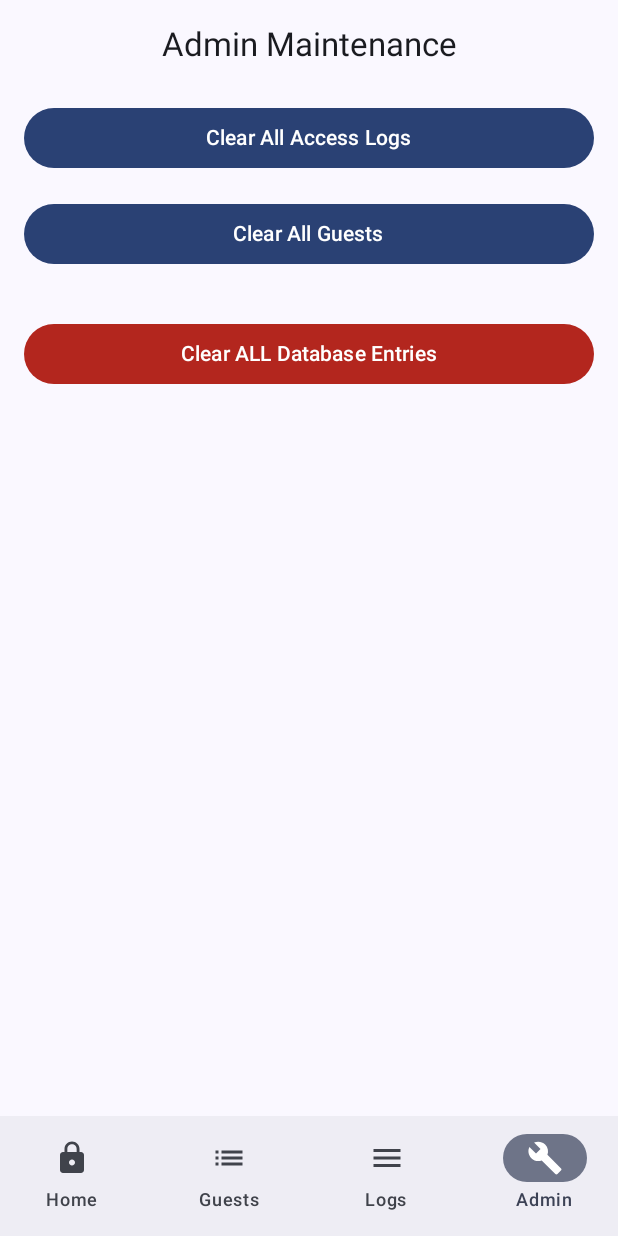
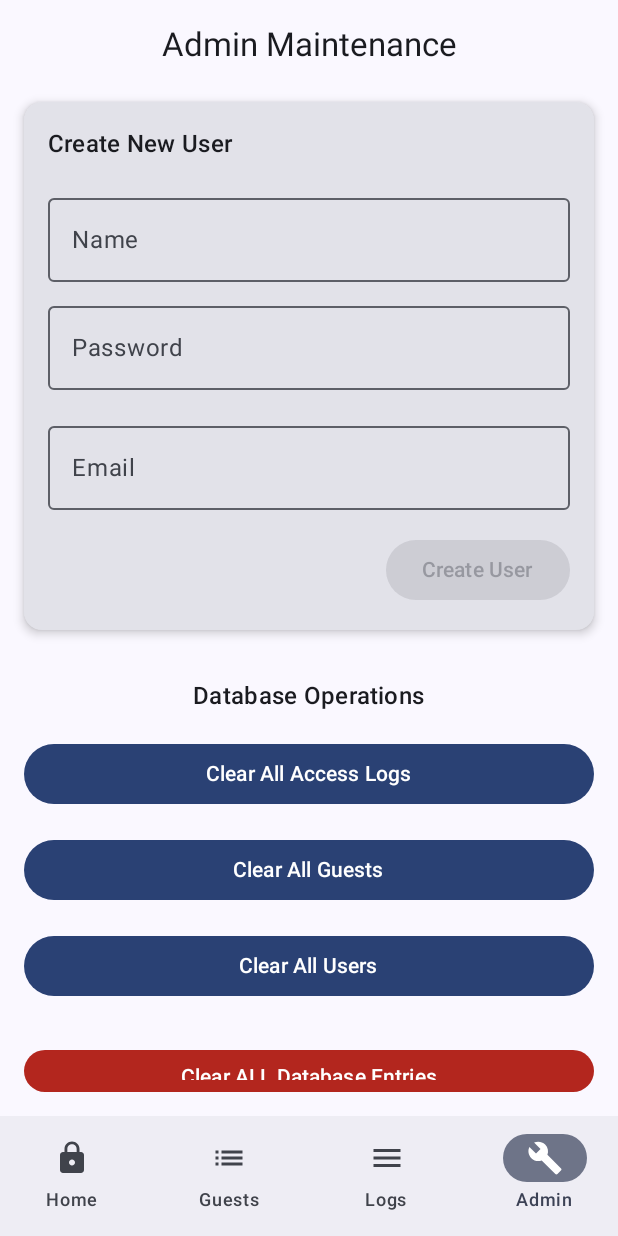
Before and after one commit to dylanmurph/Mobile-UDP-CA, an Android app built with Jetpack Compose: the AdminMaintenanceScreen screen opened through its navigation route, on a phone screen of 412 x 824 dp. Run offline under Robolectric (Android 15) with nearby library versions, the phone set to English and light mode, and no system bars.

Commit message:
Added Users

```diff
--- a/app/src/main/java/com/d00223094/hostlockmobile/HostLockApplication.kt
+++ b/app/src/main/java/com/d00223094/hostlockmobile/HostLockApplication.kt
@@ -9,6 +9,10 @@ class HostLockApplication : Application() {
     private val database: AppDatabase by lazy { AppDatabase.getDatabase(this) }
 
     val repository: AppRepository by lazy {
-        AppRepository(database.accessLogDao(), database.guestListDao())
+        AppRepository(
+            database.accessLogDao(),
+            database.guestListDao(),
+            database.usersDao()
+        )
     }
 }
--- a/app/src/main/java/com/d00223094/hostlockmobile/data/AppDatabase.kt
+++ b/app/src/main/java/com/d00223094/hostlockmobile/data/AppDatabase.kt
@@ -5,9 +5,10 @@ import androidx.room.Database
 import androidx.room.Room
 import androidx.room.RoomDatabase
 
-@Database(entities = [AccessLog::class, GuestList::class], version = 1, exportSchema = false)
+@Database(entities = [AccessLog::class, GuestList::class, Users::class], version = 2, exportSchema = false)
 abstract class AppDatabase : RoomDatabase() {
 
+    abstract fun usersDao(): UsersDao
     abstract fun accessLogDao(): AccessLogDao
     abstract fun guestListDao(): GuestListDao
 
--- a/app/src/main/java/com/d00223094/hostlockmobile/data/DeviceViewModel.kt
+++ b/app/src/main/java/com/d00223094/hostlockmobile/data/DeviceViewModel.kt
@@ -18,6 +18,13 @@ class DeviceViewModel(private val repository: AppRepository) : ViewModel() {
         )
 
     val guestList: StateFlow<List<GuestList>> = repository.getAllGuests()
+        .stateIn(
+            scope = viewModelScope,
+            started = SharingStarted.WhileSubscribed(5000),
+            initialValue = emptyList()
+        )
+
+    val users: StateFlow<List<Users>> = repository.getAllUsers()
         .stateIn(
             scope = viewModelScope,
             started = SharingStarted.WhileSubscribed(5000),
@@ -70,6 +77,25 @@ class DeviceViewModel(private val repository: AppRepository) : ViewModel() {
             repository.deleteAllGuests()
         }
     }
+
+    fun addUser(name: String, password: String, email: String) {
+        viewModelScope.launch {
+            repository.insertUser(Users(name = name, password = password, email = email))
+        }
+    }
+
+    fun deleteUser(id: Int) {
+        viewModelScope.launch {
+            repository.deleteUserById(id)
+        }
+    }
+
+
+    fun clearAllUsers() {
+        viewModelScope.launch {
+            repository.deleteAllUsers()
+        }
+    }
 }
 
 class DeviceViewModelFactory(private val repository: AppRepository) : ViewModelProvider.Factory {
--- /dev/null
+++ b/app/src/main/java/com/d00223094/hostlockmobile/data/UsersDao.kt
@@ -0,0 +1,32 @@
+package com.d00223094.hostlockmobile.data
+import androidx.room.Dao
+import androidx.room.Delete
+import androidx.room.Insert
+import androidx.room.OnConflictStrategy
+import androidx.room.Query
+import androidx.room.Update
+import kotlinx.coroutines.flow.Flow
+
+@Dao
+interface UsersDao {
+    @Insert(onConflict = OnConflictStrategy.IGNORE)
+    suspend fun insertUser(user: Users)
+
+    @Update
+    suspend fun updateUser(user: Users)
+
+    @Delete
+    suspend fun deleteUser(user: Users)
+
+    @Query("SELECT * FROM users WHERE id = :id")
+    fun getUserById(id: Int): Flow<Users>
+
+    @Query("SELECT * FROM users ORDER BY id DESC")
+    fun getAllUsers(): Flow<List<Users>>
+
+    @Query("DELETE FROM users WHERE id = :id")
+    suspend fun deleteUserById(id: Int)
+
+    @Query("DELETE FROM users")
+    suspend fun deleteAllUsers()
+}
--- a/app/src/main/java/com/d00223094/hostlockmobile/ui/screens/Admin.kt
+++ b/app/src/main/java/com/d00223094/hostlockmobile/ui/screens/Admin.kt
@@ -10,9 +10,16 @@ import androidx.compose.foundation.layout.height
 import androidx.compose.foundation.layout.padding
 import androidx.compose.material3.Button
 import androidx.compose.material3.ButtonDefaults
+import androidx.compose.material3.Card
+import androidx.compose.material3.CardDefaults
 import androidx.compose.material3.MaterialTheme
+import androidx.compose.material3.OutlinedTextField
 import androidx.compose.material3.Text
 import androidx.compose.runtime.Composable
+import androidx.compose.runtime.getValue
+import androidx.compose.runtime.mutableStateOf
+import androidx.compose.runtime.remember
+import androidx.compose.runtime.setValue
 import androidx.compose.ui.Alignment
 import androidx.compose.ui.Modifier
 import androidx.compose.ui.tooling.preview.Preview
@@ -26,6 +33,11 @@ import com.d00223094.hostlockmobile.ui.theme.HostLockMobileTheme
 fun AdminMaintenanceScreen(
     navController: NavController, viewModel: DeviceViewModel
 ) {
+    var name by remember { mutableStateOf("") }
+    var email by remember { mutableStateOf("") }
+    var password by remember { mutableStateOf("") }
+
+
     Column(
         modifier = Modifier
             .fillMaxSize()
@@ -37,6 +49,73 @@ fun AdminMaintenanceScreen(
             text = "Admin Maintenance",
             style = MaterialTheme.typography.titleLarge,
             modifier = Modifier.padding(bottom = 24.dp)
+        )
+
+        Card(
+            modifier = Modifier.fillMaxWidth(),
+            elevation = CardDefaults.cardElevation(defaultElevation = 4.dp)
+        ) {
+            Column(modifier = Modifier.padding(16.dp)) {
+                Text(
+                    text = "Create New User",
+                    style = MaterialTheme.typography.titleMedium,
+                    modifier = Modifier.padding(bottom = 16.dp)
+                )
+
+                OutlinedTextField(
+                    value = name,
+                    onValueChange = { name = it },
+                    label = { Text("Name") },
+                    modifier = Modifier.fillMaxWidth()
+                )
+
+                Spacer(modifier = Modifier.height(8.dp))
+
+                OutlinedTextField(
+                    value = password,
+                    onValueChange = { password = it },
+                    label = { Text("Password") },
+                    modifier = Modifier.fillMaxWidth()
+                )
+
+                Spacer(modifier = Modifier.height(16.dp))
+
+                OutlinedTextField(
+                    value = email,
+                    onValueChange = { email = it },
+                    label = { Text("Email") },
+                    modifier = Modifier.fillMaxWidth()
+                )
+
+                Spacer(modifier = Modifier.height(16.dp))
+
+
+
+                Button(
+                    onClick = {
+                        // Call the ViewModel function to add the user
+                        if (name.isNotBlank() && email.isNotBlank() && password.isNotBlank()) {
+                            viewModel.addUser(name,  password, email)
+                            name = ""
+                            email = ""
+                            password = ""
+                        }
+                    },
+                    modifier = Modifier.align(Alignment.End),
+                    // Disable button if fields are empty
+                    enabled = name.isNotBlank() && email.isNotBlank()
+                ) {
+                    Text("Create User")
+                }
+            }
+        }
+
+        Spacer(modifier = Modifier.height(32.dp))
+
+        Text(
+            text = "Database Operations",
+            style = MaterialTheme.typography.titleMedium,
+            modifier = Modifier.padding(bottom = 16.dp)
         )
 
         Button(
@@ -53,6 +132,14 @@ fun AdminMaintenanceScreen(
             modifier = Modifier.fillMaxWidth()
         ) {
             Text("Clear All Guests")
+        }
+
+        Spacer(modifier = Modifier.height(16.dp))
+        Button(
+            onClick = { viewModel.clearAllUsers() },
+            modifier = Modifier.fillMaxWidth()
+        ) {
+            Text("Clear All Users")
         }
 
         Spacer(modifier = Modifier.height(32.dp))
```
Also changed, not shown: app/src/main/java/com/d00223094/hostlockmobile/data/AppRepository.kt (+24 -1 lines), app/src/main/java/com/d00223094/hostlockmobile/data/Users.kt (added, +14 -0 lines).
